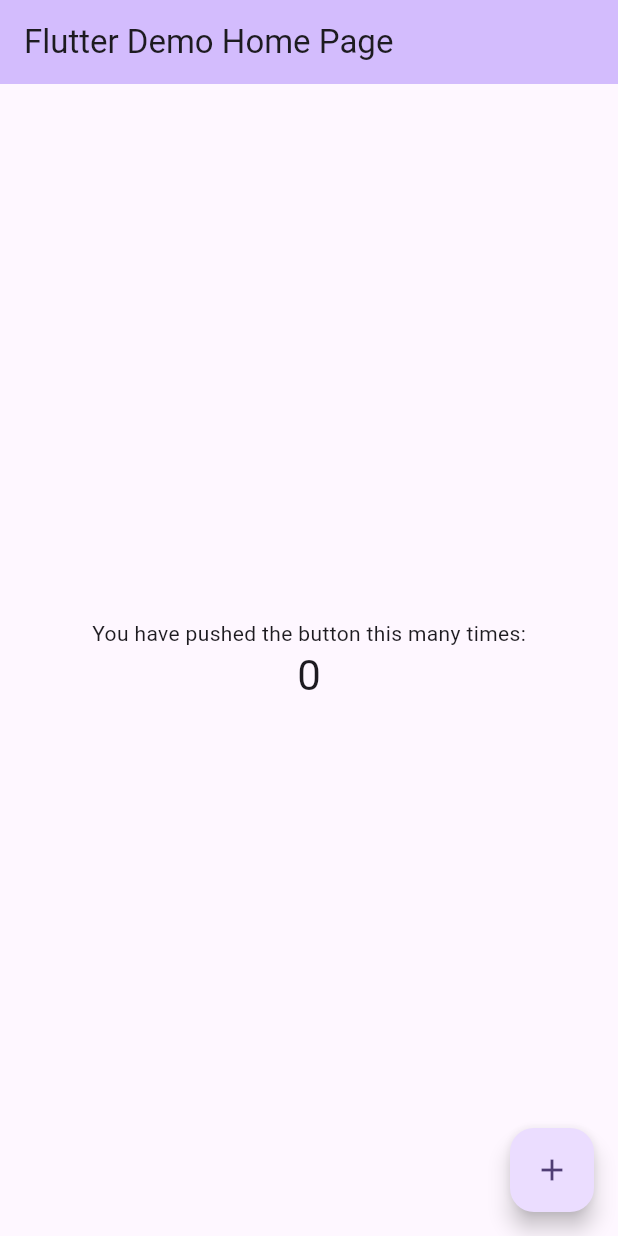
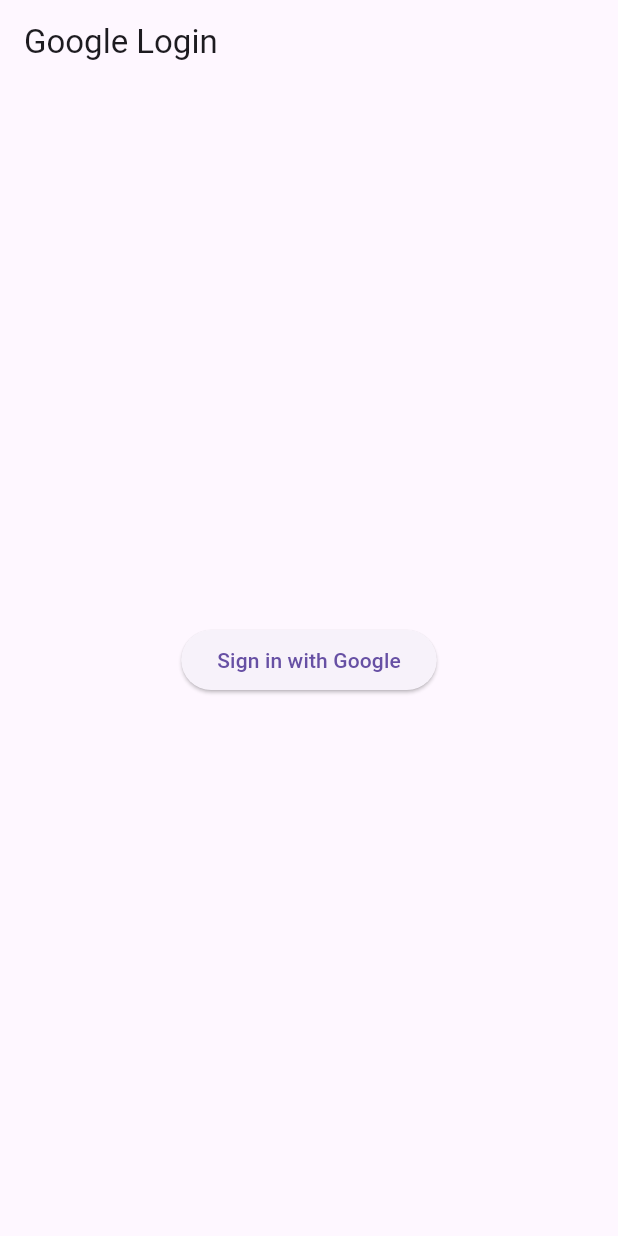
Before and after one commit to dmmuralitharan/sso_poc_one_app, a Flutter app: the screen it shows after launch, on a phone screen of 412 x 824 dp. Run offline on Flutter 3.47's test engine with Material 3 defaults, Android fonts, the light colour scheme and no system bars; our stand-ins replace firebase_auth, firebase_core, get, google_sign_in; accounts and stored records are empty.

Commit message:
update: firebase login and logout

```diff
--- /dev/null
+++ b/lib/app/pages/login_page.dart
@@ -0,0 +1,28 @@
+import 'package:flutter/material.dart';
+import 'package:get/get.dart';
+import '../controllers/auth_controller.dart';
+
+class LoginPage extends StatelessWidget {
+  const LoginPage({super.key});
+
+  @override
+  Widget build(BuildContext context) {
+    return Scaffold(
+      appBar: AppBar(title: Text("Google Login")),
+      body: Center(
+        child: ElevatedButton(
+          onPressed: () async {
+            final user = await Get.find<AuthController>().signInWithGoogle();
+
+            if (user != null) {
+              Get.snackbar("Login Success", user.displayName ?? 'No Name');
+            } else {
+              Get.snackbar("Login Failed", "User returned null");
+            }
+          },
+          child: Text("Sign in with Google"),
+        ),
+      ),
+    );
+  }
+}
--- /dev/null
+++ b/lib/app/routing/app_pages.dart
@@ -0,0 +1,17 @@
+import 'package:get/get.dart';
+import 'package:sso_poc_one_app/app/pages/login_page.dart';
+import 'package:sso_poc_one_app/app/pages/user_page.dart';
+import 'app_routes.dart';
+
+class AppPages {
+  static final pages = [
+    GetPage(
+      name: AppRoutes.login,
+      page: () => const LoginPage(),
+    ),
+    GetPage(
+      name: AppRoutes.user,
+      page: () => const UserPage(),
+    ),
+  ];
+}
--- /dev/null
+++ b/lib/app/routing/app_routes.dart
@@ -0,0 +1,4 @@
+class AppRoutes {
+  static const login = '/login';
+  static const user = '/user';
+}
--- a/lib/main.dart
+++ b/lib/main.dart
@@ -1,125 +1,29 @@
 import 'package:flutter/material.dart';
+import 'package:get/get.dart';
+import 'package:firebase_core/firebase_core.dart';
+import 'package:sso_poc_one_app/app/controllers/auth_controller.dart';
+import 'package:sso_poc_one_app/app/routing/app_pages.dart';
+import 'package:sso_poc_one_app/app/routing/app_routes.dart';
 
-void main() {
+void main() async {
+  WidgetsFlutterBinding.ensureInitialized();
+  await Firebase.initializeApp();
+
+  Get.put(AuthController());
+
   runApp(const MyApp());
 }
 
 class MyApp extends StatelessWidget {
   const MyApp({super.key});
 
-  // This widget is the root of your application.
   @override
   Widget build(BuildContext context) {
-    return MaterialApp(
-      title: 'Flutter Demo',
-      theme: ThemeData(
-        // This is the theme of your application.
-        //
-        // TRY THIS: Try running your application with "flutter run". You'll see
-        // the application has a purple toolbar. Then, without quitting the app,
-        // try changing the seedColor in the colorScheme below to Colors.green
-        // and then invoke "hot reload" (save your changes or press the "hot
-        // reload" button in a Flutter-supported IDE, or press "r" if you used
-        // the command line to start the app).
-        //
-        // Notice that the counter didn't reset back to zero; the application
-        // state is not lost during the reload. To reset the state, use hot
-        // restart instead.
-        //
-        // This works for code too, not just values: Most code changes can be
-        // tested with just a hot reload.
-        colorScheme: ColorScheme.fromSeed(seedColor: Colors.deepPurple),
-        useMaterial3: true,
-      ),
-      home: const MyHomePage(title: 'Flutter Demo Home Page'),
+    return GetMaterialApp(
+      title: "Google Login",
+      debugShowCheckedModeBanner: false,
+      initialRoute: AppRoutes.login,
+      getPages: AppPages.pages,
     );
   }
 }
-
-class MyHomePage extends StatefulWidget {
-  const MyHomePage({super.key, required this.title});
-
-  // This widget is the home page of your application. It is stateful, meaning
-  // that it has a State object (defined below) that contains fields that affect
-  // how it looks.
-
-  // This class is the configuration for the state. It holds the values (in this
-  // case the title) provided by the parent (in this case the App widget) and
-  // used by the build method of the State. Fields in a Widget subclass are
-  // always marked "final".
-
-  final String title;
-
-  @override
-  State<MyHomePage> createState() => _MyHomePageState();
-}
-
-class _MyHomePageState extends State<MyHomePage> {
-  int _counter = 0;
-
-  void _incrementCounter() {
-    setState(() {
-      // This call to setState tells the Flutter framework that something has
-      // changed in this State, which causes it to rerun the build method below
-      // so that the display can reflect the updated values. If we changed
-      // _counter without calling setState(), then the build method would not be
-      // called again, and so nothing would appear to happen.
-      _counter++;
-    });
-  }
-
-  @override
-  Widget build(BuildContext context) {
-    // This method is rerun every time setState is called, for instance as done
-    // by the _incrementCounter method above.
-    //
-    // The Flutter framework has been optimized to make rerunning build methods
-    // fast, so that you can just rebuild anything that needs updating rather
-    // than having to individually change instances of widgets.
-    return Scaffold(
-      appBar: AppBar(
-        // TRY THIS: Try changing the color here to a specific color (to
-        // Colors.amber, perhaps?) and trigger a hot reload to see the AppBar
-        // change color while the other colors stay the same.
-        backgroundColor: Theme.of(context).colorScheme.inversePrimary,
-        // Here we take the value from the MyHomePage object that was created by
-        // the App.build method, and use it to set our appbar title.
-        title: Text(widget.title),
-      ),
-      body: Center(
-        // Center is a layout widget. It takes a single child and positions it
-        // in the middle of the parent.
-        child: Column(
-          // Column is also a layout widget. It takes a list of children and
-          // arranges them vertically. By default, it sizes itself to fit its
-          // children horizontally, and tries to be as tall as its parent.
-          //
-          // Column has various properties to control how it sizes itself and
-          // how it positions its children. Here we use mainAxisAlignment to
-          // center the children vertically; the main axis here is the vertical
-          // axis because Columns are vertical (the cross axis would be
-          // horizontal).
-          //
-          // TRY THIS: Invoke "debug painting" (choose the "Toggle Debug Paint"
-          // action in the IDE, or press "p" in the console), to see the
-          // wireframe for each widget.
-          mainAxisAlignment: MainAxisAlignment.center,
-          children: <Widget>[
-            const Text(
-              'You have pushed the button this many times:',
-            ),
-            Text(
-              '$_counter',
-              style: Theme.of(context).textTheme.headlineMedium,
-            ),
-          ],
-        ),
-      ),
-      floatingActionButton: FloatingActionButton(
-        onPressed: _incrementCounter,
-        tooltip: 'Increment',
-        child: const Icon(Icons.add),
-      ), // This trailing comma makes auto-formatting nicer for build methods.
-    );
-  }
-}
--- a/pubspec.yaml
+++ b/pubspec.yaml
@@ -34,6 +34,10 @@
   # The following adds the Cupertino Icons font to your application.
   # Use with the CupertinoIcons class for iOS style icons.
   cupertino_icons: ^1.0.8
+  firebase_core: ^4.2.1
+  firebase_auth: ^6.1.2
+  google_sign_in: ^6.2.1
+  get: ^4.7.2
 
 dev_dependencies:
   flutter_test:
```
Also changed, not shown: lib/app/controllers/auth_controller.dart (added, +41 -0 lines), lib/app/pages/user_page.dart (added, +40 -0 lines), firebase.json (added), lib/firebase_options.dart (added), pubspec.lock, 4 other files.
